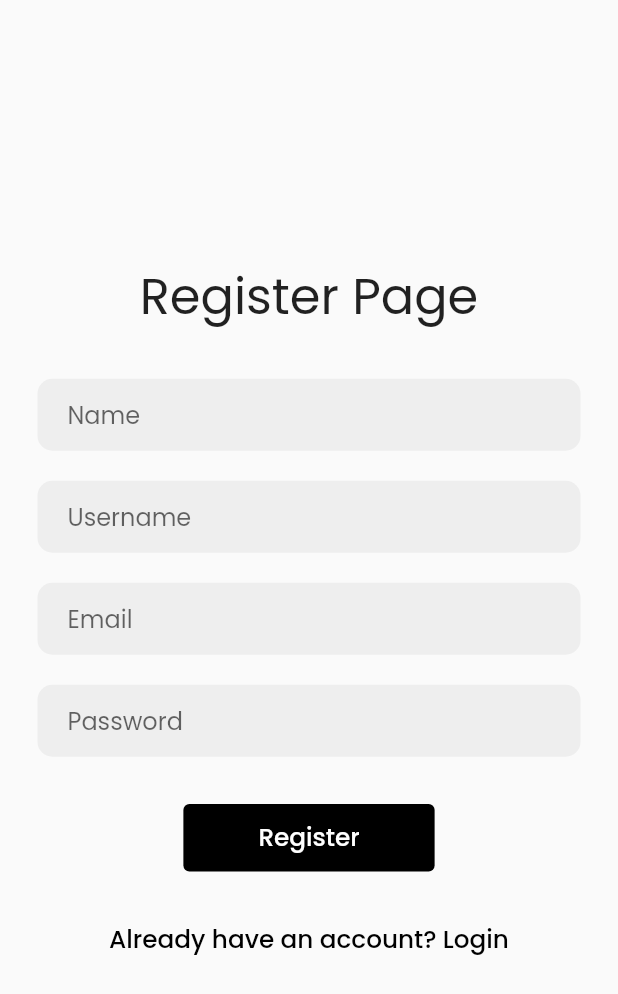
After one commit to CEFab/forum_app, a Flutter app: the RegisterPage screen opened directly, after a tap on "Register", on a phone screen of 412 x 824 dp. The commit adds this screen. Shown: the top 994 px of the screen. Run offline on Flutter 3.47's test engine with Material 3 defaults, Android fonts, the phone set to English and light mode, and no system bars; our stand-ins replace get, google_fonts; network calls fail.

Commit message:
authentication page, with bugs

```diff
--- /dev/null
+++ b/lib/constants/constants.dart
@@ -0,0 +1 @@
+String url = 'http://44.202.75.80/api/';
--- /dev/null
+++ b/lib/controllers/authentication.dart
@@ -0,0 +1,62 @@
+import 'dart:convert';
+
+import 'package:flutter/foundation.dart';
+import 'package:flutter/material.dart';
+import 'package:forum_app/constants/constants.dart';
+import 'package:get/get.dart';
+import 'package:http/http.dart' as http;
+
+class AuthenticationController extends GetxController {
+  final isLoading = false.obs;
+
+  Future register({
+    required String name,
+    required String username,
+    required String email,
+    required String password,
+  }) async {
+    try {
+      isLoading(true);
+
+      var data = {
+        'name': name,
+        'username': username,
+        'email': email,
+        'password': password,
+      };
+
+      var response = await http.post(Uri.parse('${url}register'),
+          headers: {'Accept': 'application/json'}, body: data);
+
+      if (response.statusCode == 201) {
+        isLoading(false);
+        debugPrint(json.decode(response.body));
+      } else {
+        isLoading(false);
+        debugPrint(json.decode(response.body));
+      }
+    } catch (e) {
+      isLoading(false);
+      if (kDebugMode) {
+        print(e.toString());
+      }
+    }
+
+    // if (response.statusCode == 200) {
+    //   var body = jsonDecode(response.body);
+    //   Get.snackbar('Success', body['message']);
+    // } else {
+    //   Get.snackbar('Error', 'Failed to register');
+    // }
+
+    // isLoading(true);
+    // await Future.delayed(const Duration(seconds: 2));
+    // isLoading(false);
+  }
+
+  // Future login() async {
+  //   isLoading(true);
+  //   await Future.delayed(const Duration(seconds: 2));
+  //   isLoading(false);
+  // }
+}
--- a/lib/main.dart
+++ b/lib/main.dart
@@ -1,5 +1,6 @@
 import 'package:flutter/material.dart';
 import 'package:forum_app/views/login_page.dart';
+import 'package:get/get_navigation/src/root/get_material_app.dart';
 
 void main() {
   runApp(const MyApp());
@@ -11,7 +12,7 @@ class MyApp extends StatelessWidget {
   // This widget is the root of your application.
   @override
   Widget build(BuildContext context) {
-    return MaterialApp(
+    return GetMaterialApp(
       debugShowCheckedModeBanner: false,
       title: 'Forum App',
       theme: ThemeData(
--- a/lib/views/login_page.dart
+++ b/lib/views/login_page.dart
@@ -1,6 +1,8 @@
 import 'package:flutter/material.dart';
+import 'package:forum_app/views/register_page.dart';
 import 'package:forum_app/views/widgets/input_widget.dart';
 import 'package:google_fonts/google_fonts.dart';
+import 'package:get/get.dart';
 
 class LoginPage extends StatefulWidget {
   const LoginPage({super.key});
@@ -49,6 +51,15 @@ class _LoginPageState extends State<LoginPage> {
               child: Text('Login',
                   style: GoogleFonts.poppins(fontSize: size * 0.040)),
             ),
+            const SizedBox(height: 20),
+            TextButton(
+              onPressed: () {
+                Get.to(const RegisterPage());
+              },
+              child: Text('Register',
+                  style: GoogleFonts.poppins(
+                      fontSize: size * 0.040, color: Colors.black)),
+            ),
           ],
         ),
       ),
--- /dev/null
+++ b/lib/views/register_page.dart
@@ -0,0 +1,96 @@
+import 'package:flutter/material.dart';
+import 'package:forum_app/controllers/authentication.dart';
+import 'package:forum_app/views/login_page.dart';
+import 'package:forum_app/views/widgets/input_widget.dart';
+import 'package:get/get.dart';
+import 'package:google_fonts/google_fonts.dart';
+
+class RegisterPage extends StatefulWidget {
+  const RegisterPage({super.key});
+
+  @override
+  State<RegisterPage> createState() => _RegisterPageState();
+}
+
+class _RegisterPageState extends State<RegisterPage> {
+  final TextEditingController _emailController = TextEditingController();
+  final TextEditingController _passwordController = TextEditingController();
+  final TextEditingController _nameController = TextEditingController();
+  final TextEditingController _usernameController = TextEditingController();
+  final AuthenticationController _authenticationController =
+      Get.put(AuthenticationController());
+
+  @override
+  Widget build(BuildContext context) {
+    var size = MediaQuery.of(context).size.width;
+    return Scaffold(
+        body: Center(
+      child: Padding(
+        padding: const EdgeInsets.symmetric(horizontal: 25.0),
+        child: Column(
+          mainAxisAlignment: MainAxisAlignment.center,
+          children: [
+            Text('Register Page',
+                style: GoogleFonts.poppins(fontSize: size * 0.080)),
+            const SizedBox(height: 30),
+            InputWidget(
+              hintText: 'Name',
+              controller: _nameController,
+              obscureText: false,
+            ),
+            const SizedBox(height: 20),
+            InputWidget(
+              hintText: 'Username',
+              controller: _usernameController,
+              obscureText: false,
+            ),
+            const SizedBox(height: 20),
+            InputWidget(
+              hintText: 'Email',
+              controller: _emailController,
+              obscureText: false,
+            ),
+            const SizedBox(height: 20),
+            InputWidget(
+              hintText: 'Password',
+              controller: _passwordController,
+              obscureText: true,
+            ),
+            const SizedBox(height: 30),
+            Obx(() {
+              return _authenticationController.isLoading.isTrue
+                  ? const CircularProgressIndicator()
+                  : ElevatedButton(
+                      style: ElevatedButton.styleFrom(
+                        backgroundColor: Colors.black,
+                        elevation: 0,
+                        padding: const EdgeInsets.symmetric(
+                            horizontal: 50, vertical: 10),
+                      ),
+                      onPressed: () async {
+                        await _authenticationController.register(
+                          name: _nameController.text.trim(),
+                          username: _usernameController.text.trim(),
+                          email: _emailController.text.trim(),
+                          password: _passwordController.text.trim(),
+                        );
+                      },
+                      child: Text('Register',
+                          style: GoogleFonts.poppins(fontSize: size * 0.040)),
+                    );
+            }),
+            const SizedBox(height: 20),
+            TextButton(
+              onPressed: () {
+                Get.to(const LoginPage());
+              },
+              child: Text('Already have an account? Login',
+                  style: GoogleFonts.poppins(
+                      fontSize: size * 0.040, color: Colors.black)),
+            ),
+          ],
+        ),
+      ),
+    ));
+  }
+}
--- a/pubspec.yaml
+++ b/pubspec.yaml
@@ -36,6 +36,8 @@ dependencies:
   # Use with the CupertinoIcons class for iOS style icons.
   cupertino_icons: ^1.0.8
   google_fonts: ^6.2.1
+  get: ^4.6.6
+  http: ^1.2.2
 
 dev_dependencies:
   flutter_test:
```
Also changed, not shown: pubspec.lock.
